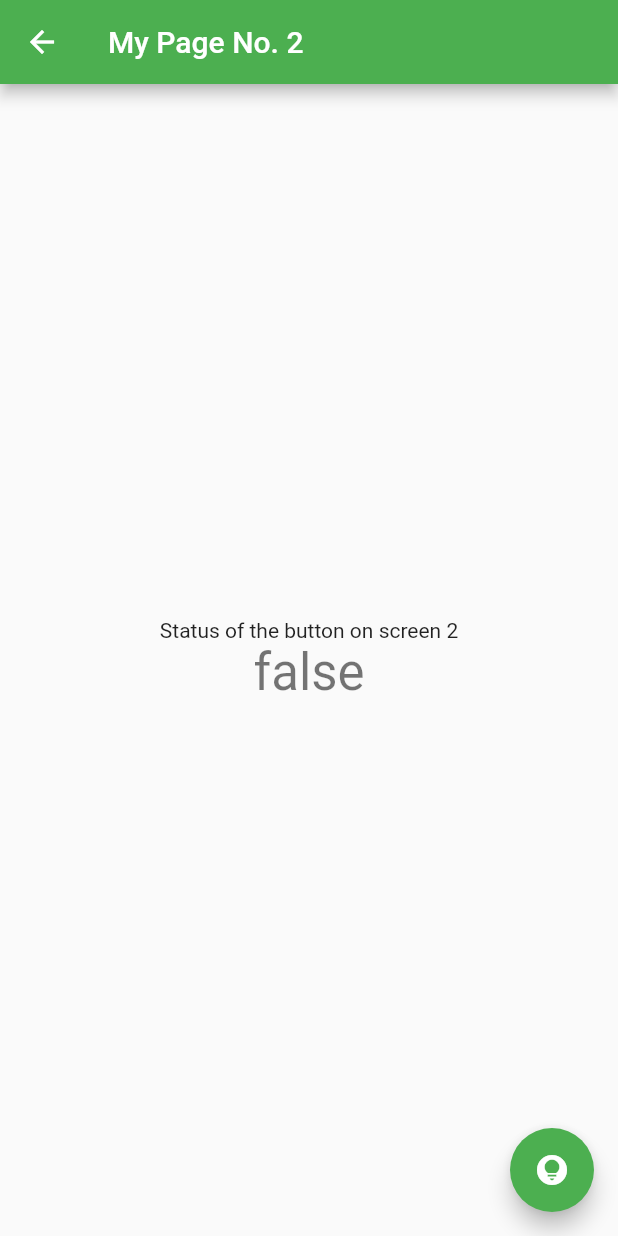
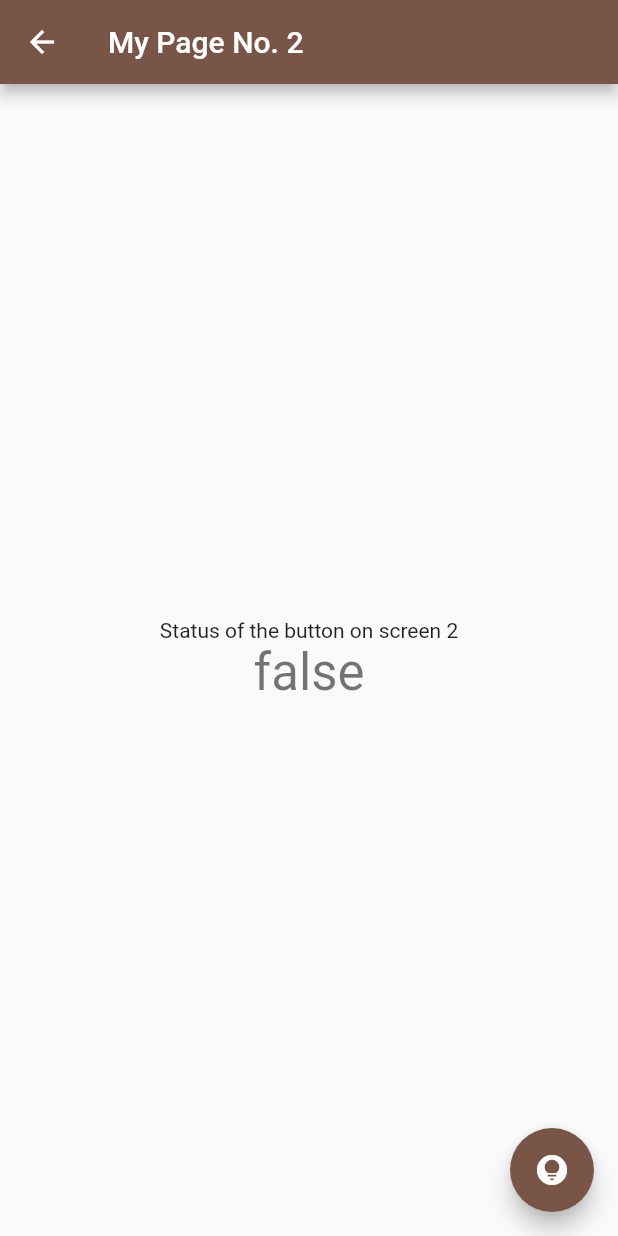
Before and after one commit to AndrewG76/Dart-Reference, a Flutter app: the screen it shows after launch, after a tap on the "arrow right" icon, on a phone screen of 412 x 824 dp. Run offline on Flutter 3.47's test engine with Material 2 defaults, Android fonts, the phone set to English and light mode, and no system bars.

Commit message:
Get reinstantiated with this

```diff
--- a/lib/main.dart
+++ b/lib/main.dart
@@ -6,7 +6,7 @@ void main() {
 }
 
 class MyApp extends StatelessWidget {
-  const MyApp({super.key});
+  const MyApp({super.key}); //This is the global thing that all other pages rely on like color theme for example
 
   // This widget is the root of your application.
   @override
@@ -23,9 +23,9 @@ class MyApp extends StatelessWidget {
         // or simply save your changes to "hot reload" in a Flutter IDE).
         // Notice that the counter didn't reset back to zero; the application
         // is not restarted.
-        primarySwatch: Colors.green,
+        primarySwatch: Colors.brown,
       ),
-      home: const MyHomePage(title: 'Flutter Demo Home Page'),
+      home: const MyHomePage(title: '4750 Reach Demo Home Page'),
     );
   }
 }
@@ -48,7 +48,7 @@ class MyHomePage extends StatefulWidget {
   State<MyHomePage> createState() => _MyHomePageState();
 }
 
-class _MyHomePageState extends State<MyHomePage> {
+class _MyHomePageState extends State<MyHomePage> { //specifies UI actions and details
   int _counter = 0;
 
   void _incrementCounter() {
@@ -62,7 +62,7 @@ class _MyHomePageState extends State<MyHomePage> {
     });
   }
 
-  void _moveToNextPage(){
+  void _moveToNextPage(){ //USE THIS DUDE TO PULL UP TO THE NEXT PAGE YURRRR
     Navigator.push(
         context,
         MaterialPageRoute(builder: (context) => MySecondPage(title: 'My Page No. 2')),
@@ -70,15 +70,15 @@ class _MyHomePageState extends State<MyHomePage> {
   }
 
   @override
-  Widget build(BuildContext context) {
+  Widget build(BuildContext context) { //this is where we specify UI related business on each screen
     // This method is rerun every time setState is called, for instance as done
     // by the _incrementCounter method above.
     //
     // The Flutter framework has been optimized to make rerunning build methods
     // fast, so that you can just rebuild anything that needs updating rather
     // than having to individually change instances of widgets.
-    return Scaffold(
-      appBar: AppBar(
+    return Scaffold( //Scaffolds are UI design patterns
+      appBar: AppBar( //this is the section where it says the title of "Flutter Demo Home Page" that we mentioned earlier
         // Here we take the value from the MyHomePage object that was created by
         // the App.build method, and use it to set our appbar title.
         title: Text(widget.title),
@@ -103,6 +103,9 @@ class _MyHomePageState extends State<MyHomePage> {
           // horizontal).
           mainAxisAlignment: MainAxisAlignment.center,
           children: <Widget>[
+            Text(
+              'got that mf dawg in me'
+            ),
             const Text(
               'You have pushed the button this many times on screen 1:',
             ),
@@ -113,7 +116,7 @@ class _MyHomePageState extends State<MyHomePage> {
           ],
         ),
       ),
-      floatingActionButton: Column(
+      floatingActionButton: Row(
         children: [
           FloatingActionButton(
             onPressed: _incrementCounter,
--- a/lib/mySecondPage.dart
+++ b/lib/mySecondPage.dart
@@ -22,7 +22,7 @@ class MyApp extends StatelessWidget {
         // or simply save your changes to "hot reload" in a Flutter IDE).
         // Notice that the counter didn't reset back to zero; the application
         // is not restarted.
-        primarySwatch: Colors.green,
+        primarySwatch: Colors.orange,
       ),
       home: const MySecondPage(title: 'Flutter Demo Second Page'),
     );
```
Also changed, not shown: pubspec.lock, 361 other files.
